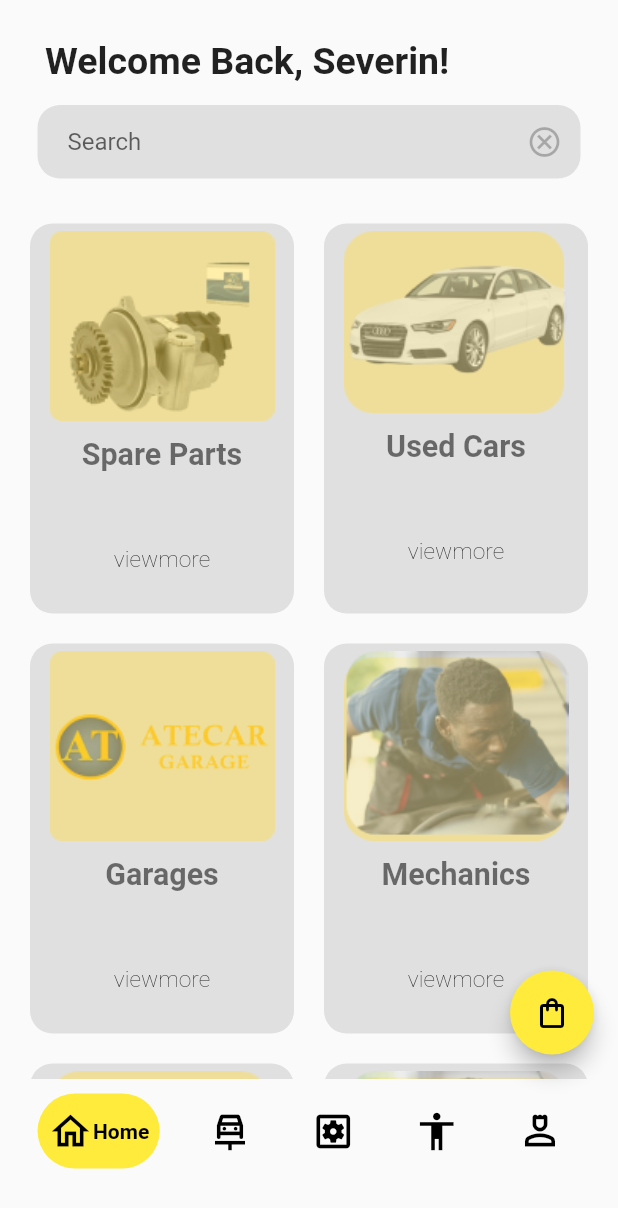
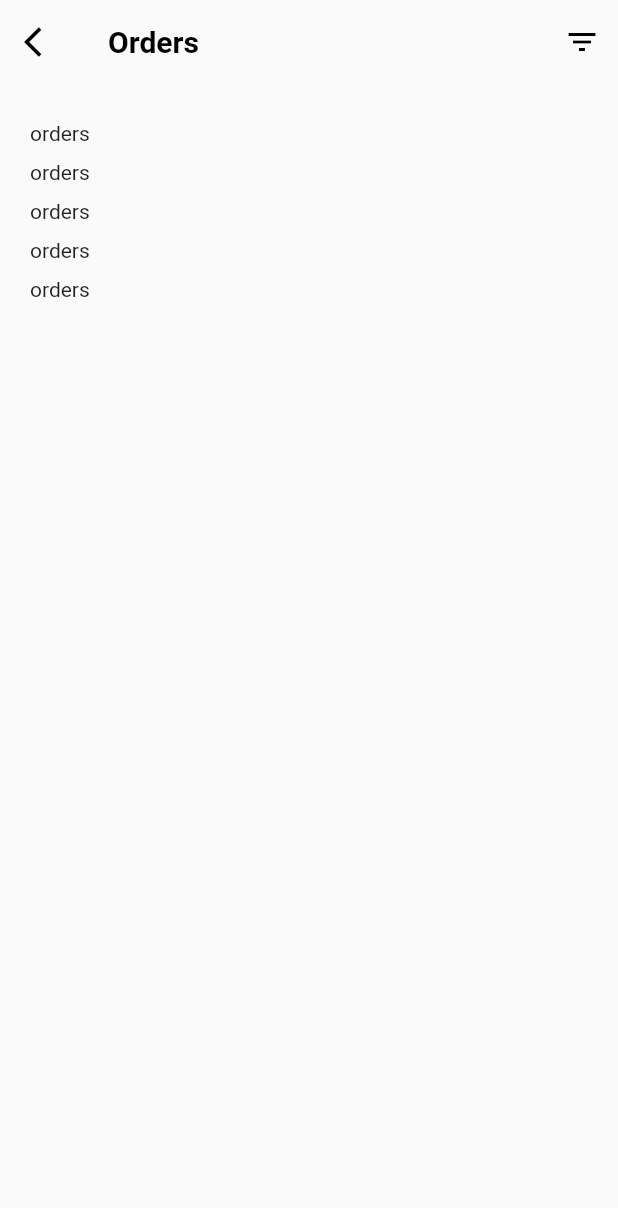
Before and after one commit to leudemon/Garage-app, a Flutter app: the HomePage screen opened directly, after a tap on the "shopping bag" icon, on a phone screen of 412 x 824 dp. Shown: the top 1208 px of the screen. Run offline on Flutter 3.47's test engine with Material 2 defaults, Android fonts, the light colour scheme and no system bars; drawn by our look-alikes of google_nav_bar; our stand-ins replace country_code_picker, flutter_screenutil, page_transition, pin_code_fields.

Commit message:
added icons

```diff
--- a/ikirenga/lib/home/homepage.dart
+++ b/ikirenga/lib/home/homepage.dart
@@ -1,10 +1,12 @@
 import 'package:flutter/material.dart';
 import 'package:google_nav_bar/google_nav_bar.dart';
+import 'package:ikirengaauto/ikirenga_icons.dart';
+import 'package:page_transition/page_transition.dart';
 import 'package:ikirengaauto/productpages/spareparts.dart';
 import 'package:ikirengaauto/productpages/usedcar.dart';
 import '../productpages/garage.dart';
 import '../productpages/mechanics.dart';
-
+import '../productpages/orders.dart';
 import 'home.dart';
 
 class HomePage extends StatefulWidget {
@@ -14,15 +16,17 @@ class HomePage extends StatefulWidget {
   State<HomePage> createState() => _HomePageState();
 }
 
+
 class _HomePageState extends State<HomePage> {
   int _currentIndex = 0;
   final screens = [
     const Home(),
+    const SpareParts(),
     const UsedCars(),
-    const SpareParts(),
+    const GaragePage(),
     const Mechanics(),
-    const GaragePage()
   ];
+
   @override
   Widget build(BuildContext context) {
     return Scaffold(
@@ -35,35 +39,35 @@ class _HomePageState extends State<HomePage> {
           color: Colors.black,
           activeColor: Colors.black,
           tabBackgroundColor: Colors.yellow,
-          iconSize: 30,
-          // gap: 5,
+          iconSize: 25,
+          gap: 5,
           // duration: const Duration(microseconds: 10000),
-          tabs: const [
+          tabs:  const[
             GButton(
-
-              icon: Icons.home_outlined,
+              icon: Ikirenga.home,
               text: 'Home',
             ),
             GButton(
 
-              icon: Icons.car_repair_outlined,
+              icon: Ikirenga.fix,
+              text: 'Spare Parts',
+            ),
+            GButton(
+
+              icon: Ikirenga.carfix,
               text: 'Used Cars',
             ),
             GButton(
 
-              icon: Icons.settings_applications_outlined,
-              text: 'Spare parts',
+              icon: Ikirenga.toolkit,
+              text: '  Garages',
             ),
             GButton(
 
-              icon: Icons.accessibility_outlined,
+              icon: Ikirenga.mechanic,
               text: 'Mechanics',
             ),
-            GButton(
 
-              icon: Icons.person_4_outlined,
-              text: 'Profile',
-            ),
           ],
           selectedIndex: _currentIndex,
           onTabChange: (index) {
@@ -75,7 +79,14 @@ class _HomePageState extends State<HomePage> {
       ),
       body: screens[_currentIndex],
       floatingActionButton: FloatingActionButton(
-        onPressed: (){},
+        onPressed: (){
+          Navigator.push(
+              context,
+              PageTransition(
+                  child: const Orders(),
+                  alignment: Alignment.center,
+                  type: PageTransitionType.fade));
+        },
         child: const Icon(Icons.shopping_bag_outlined,),
       ),
     );
--- /dev/null
+++ b/ikirenga/lib/ikirenga_icons.dart
@@ -0,0 +1,24 @@
+// Place fonts/Ikirenga.ttf in your fonts/ directory and
+// add the following to your pubspec.yaml
+// flutter:
+//   fonts:
+//    - family: Ikirenga
+//      fonts:
+//       - asset: fonts/Ikirenga.ttf
+import 'package:flutter/widgets.dart';
+
+class Ikirenga {
+  Ikirenga._();
+
+  static const String _fontFamily = 'Ikirenga';
+
+  static const IconData fix = IconData(0xe906, fontFamily: _fontFamily);
+  static const IconData person = IconData(0xe900, fontFamily: _fontFamily);
+  static const IconData toolkit = IconData(0xe901, fontFamily: _fontFamily);
+  static const IconData carfix = IconData(0xe902, fontFamily: _fontFamily);
+  static const IconData arrow_right = IconData(0xe903, fontFamily: _fontFamily);
+  static const IconData eye = IconData(0xe904, fontFamily: _fontFamily);
+  static const IconData home = IconData(0xe905, fontFamily: _fontFamily);
+  static const IconData settings = IconData(0xe907, fontFamily: _fontFamily);
+  static const IconData mechanic = IconData(0xe908, fontFamily: _fontFamily);
+}
--- a/ikirenga/lib/productpages/garage.dart
+++ b/ikirenga/lib/productpages/garage.dart
@@ -21,7 +21,7 @@ class GaragePage extends StatelessWidget {
         elevation: 0.0,
         leading: IconButton(
           onPressed: () => Navigator.pop(context),
-          icon: Image.asset('assets/icons/log-in.png', scale: 2,)
+          icon: Image.asset('assets/icons/log-in.png', scale: 2)
           ),
 
         actions: [
--- /dev/null
+++ b/ikirenga/lib/productpages/orders.dart
@@ -0,0 +1,62 @@
+import 'package:flutter/material.dart';
+import 'package:flutter_screenutil/flutter_screenutil.dart';
+import 'package:ikirengaauto/productpages/widget/machines_container.dart';
+import 'package:page_transition/page_transition.dart';
+
+class Orders extends StatefulWidget {
+  const Orders({super.key});
+
+  @override
+  State<Orders> createState() => _OrdersState();
+}
+
+class _OrdersState extends State<Orders> {
+  @override
+  Widget build(BuildContext context) {
+    return Scaffold(
+      appBar: AppBar(
+        leading: IconButton(
+          onPressed: () {
+            Navigator.pop(context);
+          },
+          icon: const Icon(
+            Icons.arrow_back_ios,
+            color: Colors.black,
+          ),
+        ),
+        title: const Text(
+          'Orders',
+          style: TextStyle(
+              fontSize: 20, color: Colors.black, fontWeight: FontWeight.bold),
+        ),
+        backgroundColor: Colors.transparent,
+        elevation: 0.0,
+        actions: [
+          IconButton(
+              onPressed: () {},
+              icon: const Icon(
+                Icons.filter_list_outlined,
+                color: Colors.black,
+              )),
+        ],
+      ),
+        body: Padding(
+          padding: const EdgeInsets.fromLTRB(20,25,20, 0),
+          child: SafeArea(
+            child: ListView(
+              children: const [
+                Text('orders'),
+                SizedBox(height: 10,),
+                Text('orders'),
+                SizedBox(height: 10,),
+                Text('orders'),
+                SizedBox(height: 10,),
+                Text('orders'),
+                SizedBox(height: 10,),
+                Text('orders'),
+              ],
+            ),
+          ),
+        ));
+  }
+}
```
Also changed, not shown: ikirenga/lib/productpages/mechanics.dart (+1 -26 lines), ikirenga/pubspec.yaml (+4 -11 lines), ikirenga/fonts/Ikirenga.ttf (added), 1 other file.
